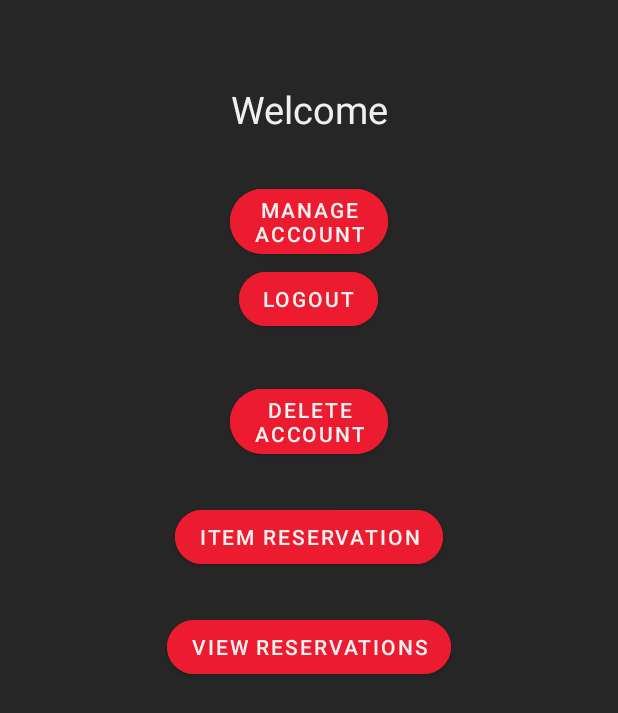
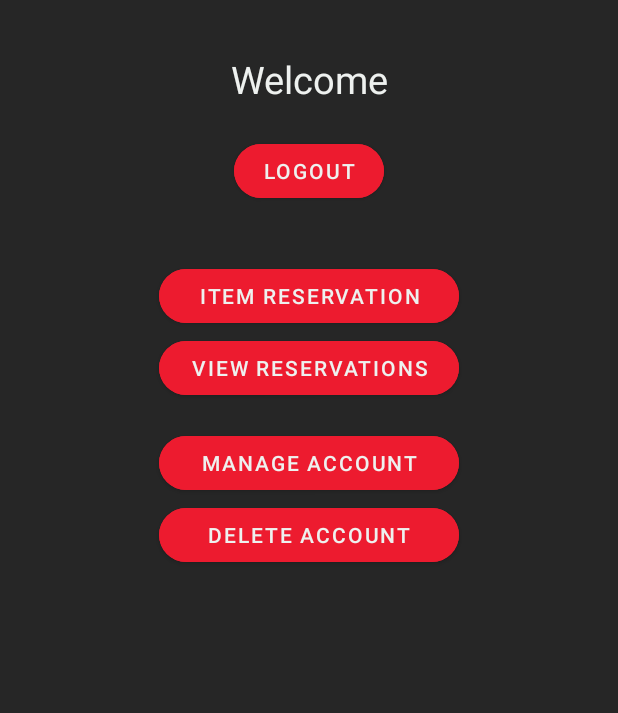
Before and after one commit to McGill-ECSE321-Fall2021/project-group-12, an Android app: the layout onlineuser_page.xml on its own in the app's theme, with its tools: preview values and no code run, on a phone screen of 412 x 824 dp. Shown: the top 713 px of the screen. Run offline under Robolectric (Android 15) with nearby library versions, the phone set to English and light mode, and no system bars.

Commit message:
Made welcome online user design consistent

```diff
--- a/LibraryAndroid/app/src/main/res/layout/onlineuser_page.xml
+++ b/LibraryAndroid/app/src/main/res/layout/onlineuser_page.xml
@@ -29,10 +29,8 @@
             android:layout_width="wrap_content"
             android:layout_height="wrap_content"
             android:layout_gravity="center"
-            android:layout_marginStart="153dp"
-            android:layout_marginTop="55dp"
-            android:layout_marginEnd="153dp"
             android:gravity="center"
+            android:layout_marginTop="35dp"
             android:text="Welcome"
             android:textAlignment="center"
             android:textColor="@color/light_color"
@@ -42,13 +40,53 @@
             app:layout_constraintTop_toTopOf="parent" />
 
         <Button
-            android:layout_width="wrap_content"
+            android:layout_width="100dp"
             android:layout_height="wrap_content"
             android:layout_gravity="center"
-            android:layout_marginStart="153dp"
-            android:layout_marginTop="30dp"
-            android:layout_marginEnd="153dp"
             android:backgroundTint="@color/primary_color"
+            android:layout_marginTop="20dp"
+            android:layout_marginBottom="35dp"
+            android:gravity="center"
+            android:onClick="Logout"
+            android:text="@string/onlineUser_logout_text"
+            android:textColor="@color/light_color"
+            app:cornerRadius="100px"
+            app:layout_constraintBottom_toBottomOf="parent"
+            app:layout_constraintEnd_toEndOf="parent"
+            app:layout_constraintStart_toStartOf="parent" />
+
+        <Button
+            android:layout_width="200dp"
+            android:layout_height="wrap_content"
+            android:layout_gravity="center"
+            android:backgroundTint="@color/primary_color"
+            android:gravity="center"
+            android:onClick="toReservation"
+            android:text="Item Reservation"
+            android:textColor="@color/light_color"
+            app:cornerRadius="100px"
+            app:layout_constraintBottom_toBottomOf="parent"
+            app:layout_constraintEnd_toEndOf="parent" />
+
+        <Button
+            android:layout_width="200dp"
+            android:layout_height="wrap_content"
+            android:layout_gravity="center"
+            android:backgroundTint="@color/primary_color"
+            android:gravity="center"
+            android:onClick="toViewReservation"
+            android:text="View Reservations"
+            android:textColor="@color/light_color"
+            app:cornerRadius="100px"
+            app:layout_constraintBottom_toBottomOf="parent"
+            app:layout_constraintEnd_toEndOf="parent"/>
+
+        <Button
+            android:layout_width="200dp"
+            android:layout_height="wrap_content"
+            android:layout_gravity="center"
+            android:backgroundTint="@color/primary_color"
+            android:layout_marginTop="15dp"
             android:gravity="center"
             android:onClick="toManageAccount"
             android:text="@string/onlineUser_manageAccount_text"
@@ -59,29 +97,10 @@
             app:layout_constraintTop_toBottomOf="@+id/cancelReservation_text" />
 
         <Button
-            android:layout_width="wrap_content"
+            android:id="@+id/deleteAccount"
+            android:layout_width="200dp"
             android:layout_height="wrap_content"
             android:layout_gravity="center"
-            android:layout_marginStart="153dp"
-            android:layout_marginEnd="153dp"
-            android:layout_marginBottom="30dp"
-            android:backgroundTint="@color/primary_color"
-            android:gravity="center"
-            android:onClick="Logout"
-            android:text="@string/onlineUser_logout_text"
-            android:textColor="@color/light_color"
-            app:cornerRadius="100px"
-            app:layout_constraintBottom_toBottomOf="parent"
-            app:layout_constraintEnd_toEndOf="parent"
-            app:layout_constraintStart_toStartOf="parent" />
-
-        <Button
-            android:id="@+id/deleteAccount"
-            android:layout_width="wrap_content"
-            android:layout_height="wrap_content"
-            android:layout_gravity="center"
-            android:layout_marginStart="153dp"
-            android:layout_marginEnd="153dp"
             android:backgroundTint="@color/primary_color"
             android:gravity="center"
             android:onClick="deleteUserPrompt"
@@ -89,42 +108,7 @@
             android:textColor="@color/light_color"
             app:cornerRadius="100px"
             app:layout_constraintBottom_toBottomOf="parent"
-            app:layout_constraintEnd_toEndOf="parent"
-            app:layout_constraintHorizontal_bias="0.454"
-            app:layout_constraintStart_toStartOf="parent" />
-
-        <Button
-            android:layout_width="wrap_content"
-            android:layout_height="wrap_content"
-            android:layout_gravity="center"
-            android:layout_marginTop="25dp"
-            android:backgroundTint="@color/primary_color"
-            android:gravity="center"
-            android:onClick="toReservation"
-            android:text="Item Reservation"
-            android:textColor="@color/light_color"
-            app:cornerRadius="100px"
-            app:layout_constraintBottom_toBottomOf="parent"
-            app:layout_constraintEnd_toEndOf="parent"
-            app:layout_constraintHorizontal_bias="0.454"
-            app:layout_constraintStart_toStartOf="parent" />
-
-        <Button
-            android:layout_width="wrap_content"
-            android:layout_height="wrap_content"
-            android:layout_gravity="center"
-            android:layout_marginTop="25dp"
-            android:backgroundTint="@color/primary_color"
-            android:gravity="center"
-            android:onClick="toViewReservation"
-            android:text="View Reservations"
-            android:textColor="@color/light_color"
-            app:cornerRadius="100px"
-            app:layout_constraintBottom_toBottomOf="parent"
-            app:layout_constraintEnd_toEndOf="parent"
-            app:layout_constraintHorizontal_bias="0.454"
-            app:layout_constraintStart_toStartOf="parent" />
-
+            app:layout_constraintEnd_toEndOf="parent"/>
 
     </LinearLayout>
 
```
